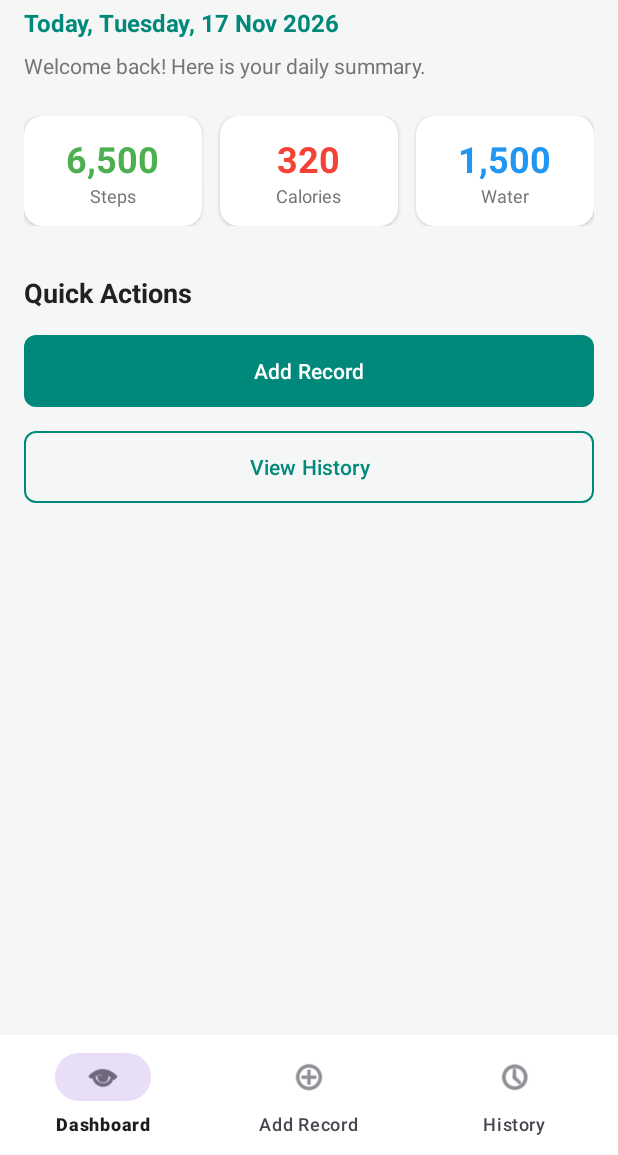
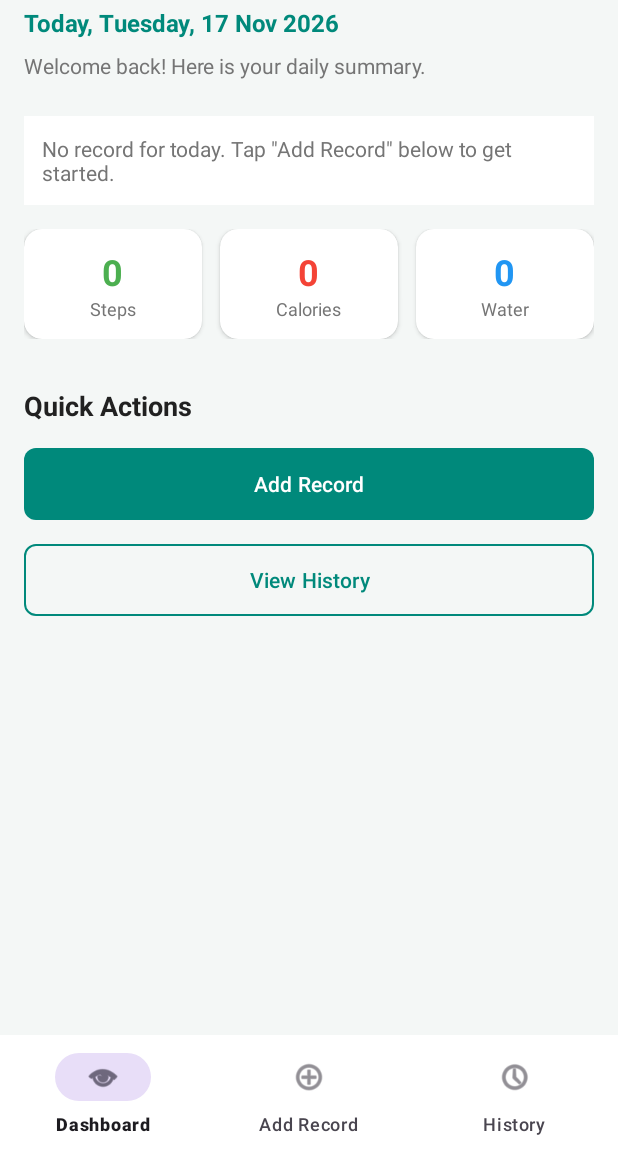
Before and after one commit to MohamedFurqan/HealthMate, an Android app: the screen it shows after launch (MainActivity), on a phone screen of 412 x 824 dp, the part 81-1236 px from its top. Run offline under Robolectric (Android 15) with nearby library versions, the phone set to English and light mode, and no system bars.

Commit message:
Integrate dashboard with daily health summary

```diff
--- a/app/src/main/java/com/coretech/healthmate/ui/dashboard/DashboardFragment.kt
+++ b/app/src/main/java/com/coretech/healthmate/ui/dashboard/DashboardFragment.kt
@@ -4,6 +4,7 @@ import android.os.Bundle
 import android.view.View
 import android.widget.TextView
 import androidx.fragment.app.Fragment
+import androidx.fragment.app.viewModels
 import com.coretech.healthmate.MainActivity
 import com.coretech.healthmate.R
 import com.coretech.healthmate.ui.addrecord.AddRecordFragment
@@ -14,20 +15,39 @@ import java.util.Locale
 
 class DashboardFragment : Fragment(R.layout.fragment_dashboard) {
 
+    private val viewModel: DashboardViewModel by viewModels()
+
     override fun onViewCreated(view: View, savedInstanceState: Bundle?) {
         super.onViewCreated(view, savedInstanceState)
 
-        // 1. Display Today's Date dynamically
-        val dateFormat = SimpleDateFormat("EEEE, dd MMM yyyy", Locale.getDefault())
-        val todayDate = dateFormat.format(Date())
-        view.findViewById<TextView>(R.id.tvTodayDate).text = "Today, $todayDate"
+        val tvTodayDate = view.findViewById<TextView>(R.id.tvTodayDate)
+        val tvStepsValue = view.findViewById<TextView>(R.id.tvStepsValue)
+        val tvCaloriesValue = view.findViewById<TextView>(R.id.tvCaloriesValue)
+        val tvWaterValue = view.findViewById<TextView>(R.id.tvWaterValue)
+        val tvNoRecordMessage = view.findViewById<TextView>(R.id.tvNoRecordMessage)
 
-        // 2. Set Temporary Sample Data
-        view.findViewById<TextView>(R.id.tvStepsValue).text = "6,500"
-        view.findViewById<TextView>(R.id.tvCaloriesValue).text = "320"
-        view.findViewById<TextView>(R.id.tvWaterValue).text = "1,500"
+        // 1. Display Today's Date
+        val displayFormat = SimpleDateFormat("EEEE, dd MMM yyyy", Locale.getDefault())
+        tvTodayDate.text = "Today, ${displayFormat.format(Date())}"
 
-        // 3. Handle Quick Action Buttons (Phase 8 Navigation)
+        // 2. Observe Today's Record from ViewModel
+        viewModel.todayRecord.observe(viewLifecycleOwner) { record ->
+            if (record != null) {
+                // Record exists: display values
+                tvStepsValue.text = String.format("%,d", record.steps)
+                tvCaloriesValue.text = String.format("%,d", record.calories)
+                tvWaterValue.text = String.format("%,d", record.water)
+                tvNoRecordMessage.visibility = View.GONE
+            } else {
+                // No record: display zeros + message
+                tvStepsValue.text = "0"
+                tvCaloriesValue.text = "0"
+                tvWaterValue.text = "0"
+                tvNoRecordMessage.visibility = View.VISIBLE
+            }
+        }
+
+        // 3. Quick Action Buttons
         view.findViewById<com.google.android.material.button.MaterialButton>(R.id.btnQuickAdd).setOnClickListener {
             (activity as? MainActivity)?.loadFragment(AddRecordFragment())
         }
@@ -35,5 +55,8 @@ class DashboardFragment : Fragment(R.layout.fragment_dashboard) {
         view.findViewById<com.google.android.material.button.MaterialButton>(R.id.btnQuickHistory).setOnClickListener {
             (activity as? MainActivity)?.loadFragment(HistoryFragment())
         }
+
+        // 4. Load today's record every time the Fragment is created (refresh on navigation)
+        viewModel.loadTodayRecord()
     }
 }
--- /dev/null
+++ b/app/src/main/java/com/coretech/healthmate/ui/dashboard/DashboardViewModel.kt
@@ -0,0 +1,36 @@
+package com.coretech.healthmate.ui.dashboard
+
+import android.app.Application
+import androidx.lifecycle.AndroidViewModel
+import androidx.lifecycle.LiveData
+import androidx.lifecycle.MutableLiveData
+import androidx.lifecycle.viewModelScope
+import com.coretech.healthmate.data.model.HealthRecord
+import com.coretech.healthmate.data.repository.HealthRepository
+import kotlinx.coroutines.Dispatchers
+import kotlinx.coroutines.launch
+import kotlinx.coroutines.withContext
+import java.text.SimpleDateFormat
+import java.util.Date
+import java.util.Locale
+
+class DashboardViewModel(application: Application) : AndroidViewModel(application) {
+
+    private val repository = HealthRepository(application)
+
+    private val _todayRecord = MutableLiveData<HealthRecord?>()
+    val todayRecord: LiveData<HealthRecord?> get() = _todayRecord
+
+    fun loadTodayRecord() {
+        // Format today's date consistently with the database
+        val dateFormat = SimpleDateFormat("yyyy-MM-dd", Locale.US)
+        val todayDate = dateFormat.format(Date())
+
+        viewModelScope.launch {
+            val record = withContext(Dispatchers.IO) {
+                repository.getRecordByDate(todayDate)
+            }
+            _todayRecord.value = record
+        }
+    }
+}
--- a/app/src/main/res/layout/fragment_dashboard.xml
+++ b/app/src/main/res/layout/fragment_dashboard.xml
@@ -38,6 +38,19 @@
             android:text="@string/dashboard_welcome"
             android:textColor="@color/text_secondary"
             android:textSize="14sp" />
+
+                <!-- Empty State Message (shown when no record for today) -->
+        <TextView
+            android:id="@+id/tvNoRecordMessage"
+            android:layout_width="match_parent"
+            android:layout_height="wrap_content"
+            android:layout_marginBottom="16dp"
+            android:background="@color/card_white"
+            android:padding="12dp"
+            android:text="No record for today. Tap &quot;Add Record&quot; below to get started."
+            android:textColor="@color/text_secondary"
+            android:textSize="14sp"
+            android:visibility="gone" />
 
         <!-- SUMMARY CARDS (Horizontal Layout) -->
         <LinearLayout
```
